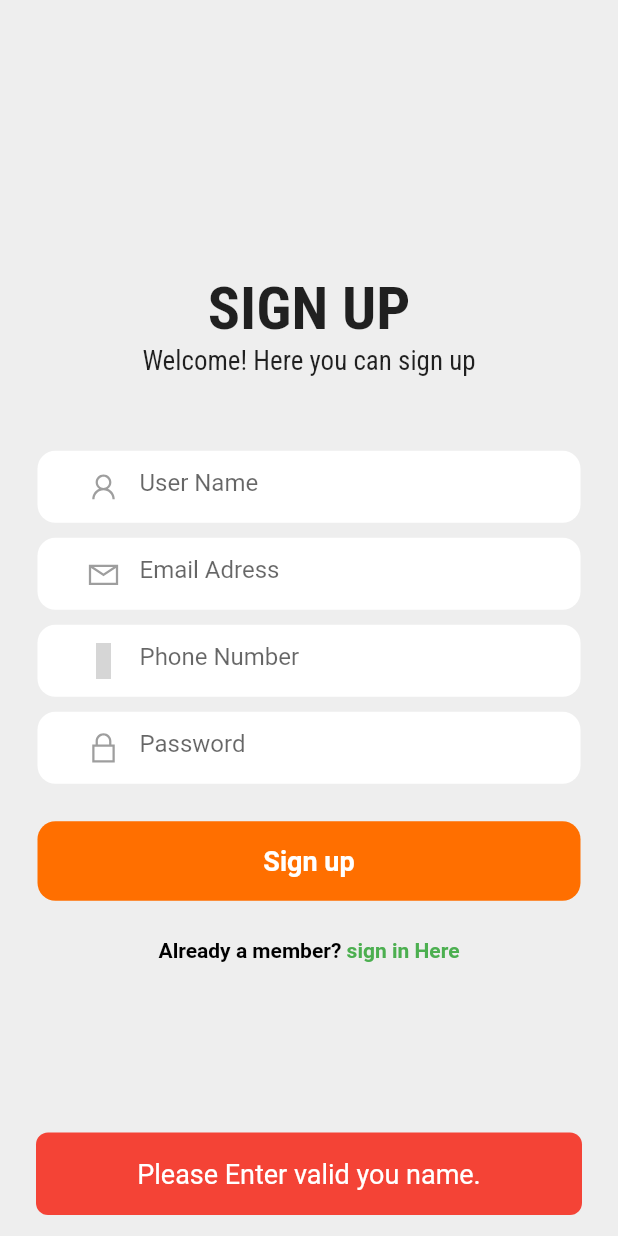
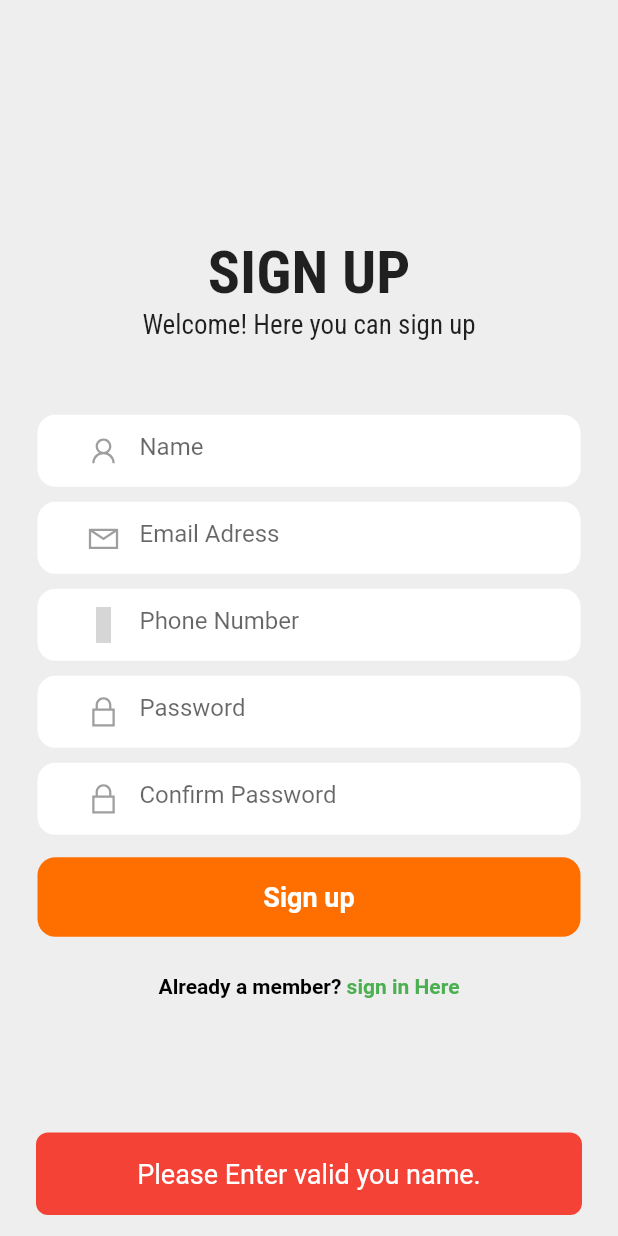
Before and after one commit to RoaaAmin/HiLinky_test, a Flutter app: the SignupScreen screen opened by its route, after a tap on "Sign up", on a phone screen of 412 x 824 dp. Run offline on Flutter 3.47's test engine with Material 2 defaults, Android fonts, the phone set to English and light mode, and no system bars; our stand-ins replace cloud_firestore, dio, firebase_auth, firebase_core, firebase_messaging, firebase_storage and 6 more; accounts and stored records are empty; grey boxes are pictures that could not be loaded.

Commit message:
confirm password

```diff
--- a/lib/main.dart
+++ b/lib/main.dart
@@ -20,6 +20,7 @@ String sUserEmail = ' ';
 String sUserPhoneNumber = ' ';
 String sUserNotificationToken = ' ';
 String userProfileImage = ' ';
+String uniqueUserName =' ';
 
 void main() async {
   WidgetsFlutterBinding.ensureInitialized();
--- a/lib/screens/signup_screen.dart
+++ b/lib/screens/signup_screen.dart
@@ -117,7 +117,7 @@ bool passwordConfirmed(){
                         controller: nameController,
                         decoration: InputDecoration(
                           border: InputBorder.none,
-                          hintText: 'User Name',
+                          hintText: 'Name',
                           prefixIcon: Icon(
                             LineIcons.user,
                             color: Colors.black38,
@@ -208,15 +208,32 @@ bool passwordConfirmed(){
                     ),
                   ),
                 ),
-                SizedBox(height: 10),
+
 
                 //confirm pass
+                SizedBox(height: 10),
                 Padding(
                   padding: const EdgeInsets.symmetric(horizontal: 25),
                   child: Container(
                     decoration: BoxDecoration(
                       color: Colors.white,
                       borderRadius: BorderRadius.circular(12),
+                    ),
+
+                    child: Padding(
+                      padding: const EdgeInsets.symmetric(horizontal: 20),
+                      child: TextField(
+                        controller: _confirmPasswordConroller,
+                        obscureText: true,
+                        decoration: InputDecoration(
+                          border: InputBorder.none,
+                          hintText: 'Confirm Password',
+                          prefixIcon: Icon(
+                            LineIcons.lock,
+                            color: Colors.black38,
+                          ),
+                        ),
+                      ),
                     ),
                   ),
                 ),
@@ -294,6 +311,8 @@ bool passwordConfirmed(){
       showInSnackBar('Please enter your phone number, ex: 05xxxxxxxxx', Colors.red, Colors.white, 2, context, _scaffoldKey);
     }else if(_passwordConroller.text==null||_passwordConroller.text.length<6){
       showInSnackBar('Password is too weak.', Colors.red, Colors.white, 2, context, _scaffoldKey);
+    } else if (_passwordConroller.text != _confirmPasswordConroller.text) {
+      showInSnackBar('Passwords do not match.', Colors.red, Colors.white, 2, context, _scaffoldKey);
     }else{
       print('Validation Completed');
       signup();
```
